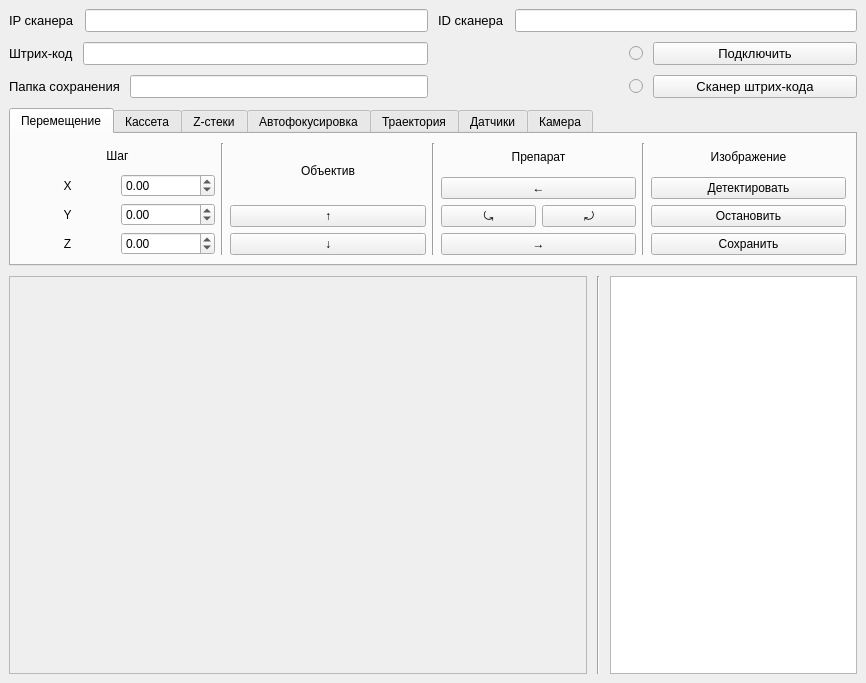
abigeev5/test_application, file data/gui.ui: the form before one commit.
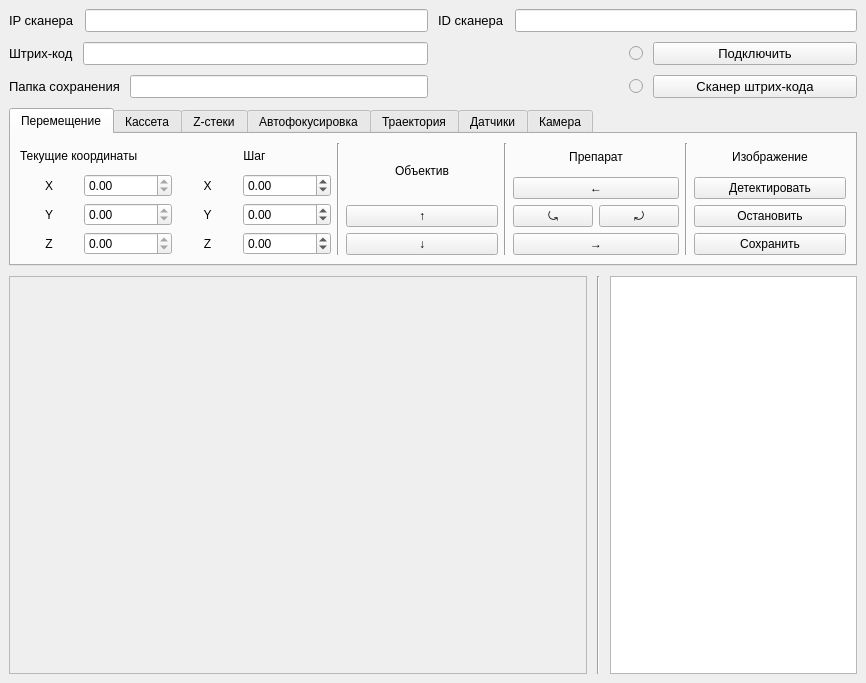
The form after the commit.

Commit message: Receive data fix; app close fix; added current coordinates

What changed in the file:
```diff
--- a/data/gui.ui
+++ b/data/gui.ui
@@ -204,6 +204,93 @@
         <string>Перемещение</string>
        </attribute>
        <layout class="QHBoxLayout" name="horizontalLayout_10">
+        <item>
+         <layout class="QVBoxLayout" name="verticalLayout_7">
+          <item>
+           <widget class="QLabel" name="label_20">
+            <property name="text">
+             <string>Текущие координаты</string>
+            </property>
+           </widget>
+          </item>
+          <item>
+           <layout class="QGridLayout" name="gridLayout_2" rowstretch="1,0,0">
+            <item row="0" column="0">
+             <widget class="QLabel" name="label_21">
+              <property name="text">
+               <string>X</string>
+              </property>
+              <property name="alignment">
+               <set>Qt::AlignCenter</set>
+              </property>
+             </widget>
+            </item>
+            <item row="0" column="1">
+             <widget class="QDoubleSpinBox" name="spinbox_currentX">
+              <property name="frame">
+               <bool>true</bool>
+              </property>
+              <property name="readOnly">
+               <bool>true</bool>
+              </property>
+              <property name="minimum">
+               <double>-1000000.000000000000000</double>
+              </property>
+              <property name="maximum">
+               <double>1000000.000000000000000</double>
+              </property>
+             </widget>
+            </item>
+            <item row="1" column="0">
+             <widget class="QLabel" name="label_22">
+              <property name="text">
+               <string>Y</string>
+              </property>
+              <property name="alignment">
+               <set>Qt::AlignCenter</set>
+              </property>
+             </widget>
+            </item>
+            <item row="2" column="0">
+             <widget class="QLabel" name="label_23">
+              <property name="text">
+               <string>Z</string>
+              </property>
+              <property name="alignment">
+               <set>Qt::AlignCenter</set>
+              </property>
+             </widget>
+            </item>
+            <item row="1" column="1">
+             <widget class="QDoubleSpinBox" name="spinbox_currentY">
+              <property name="readOnly">
+               <bool>true</bool>
+              </property>
+              <property name="minimum">
+               <double>-1000000.000000000000000</double>
+              </property>
+              <property name="maximum">
+               <double>1000000.000000000000000</double>
+              </property>
+             </widget>
+            </item>
+            <item row="2" column="1">
+             <widget class="QDoubleSpinBox" name="spinbox_currentZ">
+              <property name="readOnly">
+               <bool>true</bool>
+              </property>
+              <property name="minimum">
+               <double>-1000000.000000000000000</double>
+              </property>
+              <property name="maximum">
+               <double>1000000.000000000000000</double>
+              </property>
+             </widget>
+            </item>
+           </layout>
+          </item>
+         </layout>
+        </item>
         <item>
          <layout class="QVBoxLayout" name="verticalLayout_3">
           <item>
@@ -217,37 +304,7 @@
            </widget>
           </item>
           <item>
-           <layout class="QGridLayout" name="gridLayout_3" rowstretch="1,0,0" columnstretch="0,0" columnminimumwidth="0,0">
-            <item row="0" column="0">
-             <widget class="QLabel" name="label_5">
-              <property name="text">
-               <string>X</string>
-              </property>
-              <property name="alignment">
-               <set>Qt::AlignCenter</set>
-              </property>
-             </widget>
-            </item>
-            <item row="1" column="0">
-             <widget class="QLabel" name="label_6">
-              <property name="text">
-               <string>Y</string>
-              </property>
-              <property name="alignment">
-               <set>Qt::AlignCenter</set>
-              </property>
-             </widget>
-            </item>
-            <item row="0" column="1">
-             <widget class="QDoubleSpinBox" name="spinbox_stepX">
-              <property name="minimum">
-               <double>-100000.000000000000000</double>
-              </property>
-              <property name="maximum">
-               <double>100000.000000000000000</double>
-              </property>
-             </widget>
-            </item>
+           <layout class="QGridLayout" name="gridLayout_3" rowstretch="1,0,0" columnstretch="0,0">
             <item row="2" column="0">
              <widget class="QLabel" name="label_7">
               <property name="text">
@@ -268,6 +325,16 @@
               </property>
              </widget>
             </item>
+            <item row="0" column="1">
+             <widget class="QDoubleSpinBox" name="spinbox_stepX">
+              <property name="minimum">
+               <double>-100000.000000000000000</double>
+              </property>
+              <property name="maximum">
+               <double>100000.000000000000000</double>
+              </property>
+             </widget>
+            </item>
             <item row="2" column="1">
              <widget class="QDoubleSpinBox" name="spinbox_stepZ">
               <property name="minimum">
@@ -278,6 +345,26 @@
               </property>
              </widget>
             </item>
+            <item row="1" column="0">
+             <widget class="QLabel" name="label_6">
+              <property name="text">
+               <string>Y</string>
+              </property>
+              <property name="alignment">
+               <set>Qt::AlignCenter</set>
+              </property>
+             </widget>
+            </item>
+            <item row="0" column="0">
+             <widget class="QLabel" name="label_5">
+              <property name="text">
+               <string>X</string>
+              </property>
+              <property name="alignment">
+               <set>Qt::AlignCenter</set>
+              </property>
+             </widget>
+            </item>
            </layout>
           </item>
          </layout>
@@ -331,7 +418,7 @@
          </widget>
         </item>
         <item>
-         <layout class="QVBoxLayout" name="verticalLayout_5">
+         <layout class="QVBoxLayout" name="verticalLayout_5" stretch="0,0,0,0">
           <item>
            <widget class="QLabel" name="label_3">
             <property name="text">
```
The commit also changes 4 other files.
